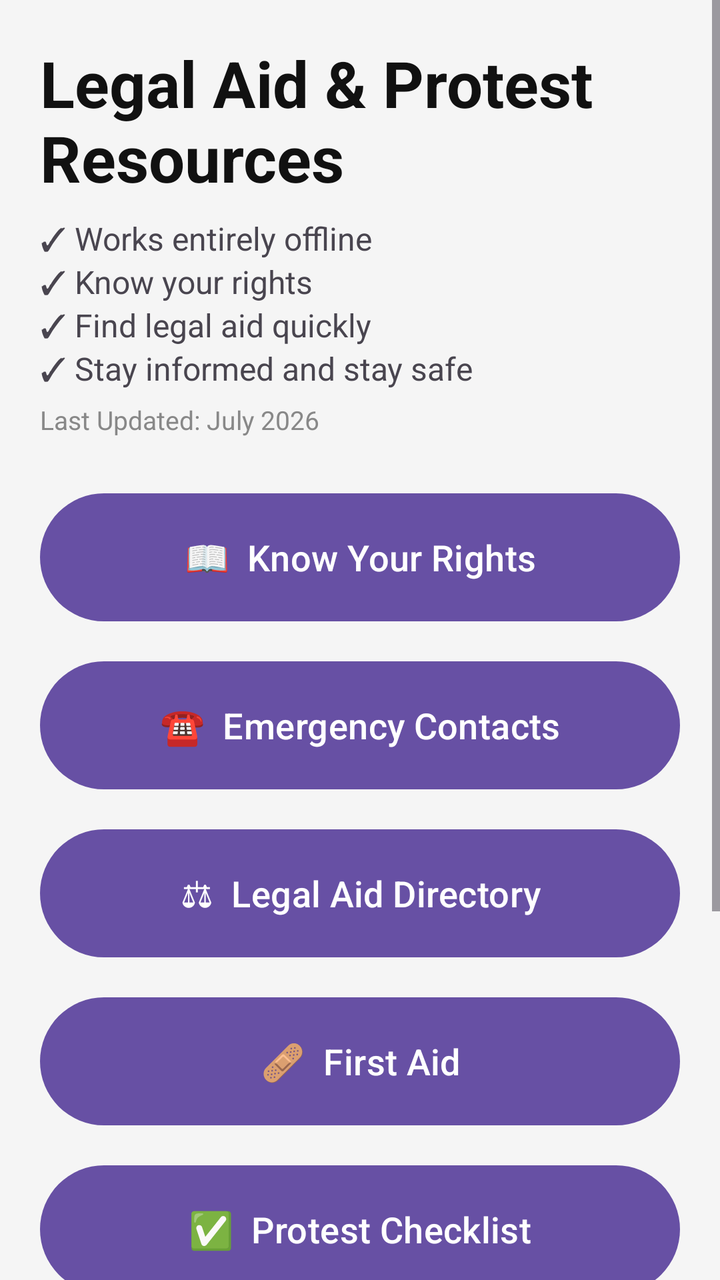
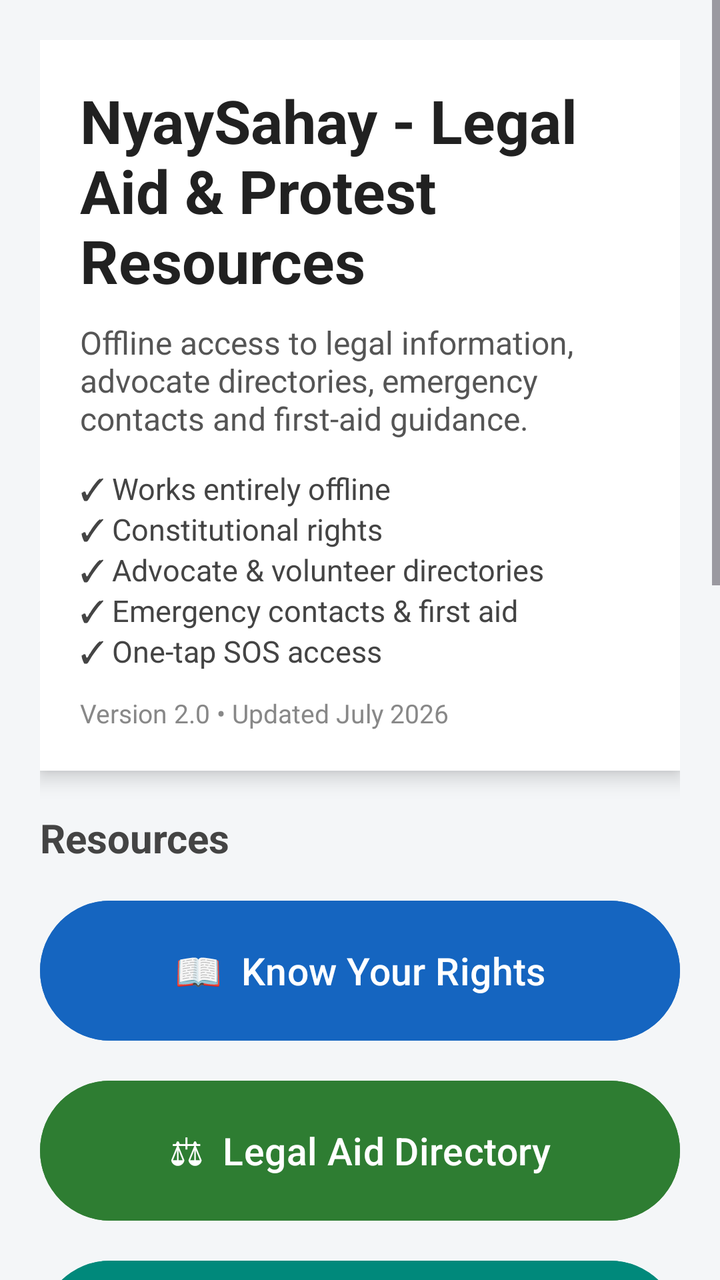

An Android layout rendered at two revisions. The XML below is the earlier revision; the diff shows what the commit changed to produce the second picture.
<!-- AndroidManifest.xml: application theme Theme.ProtestResources -->
<!-- res/layout/activity_main.xml -->
<?xml version="1.0" encoding="utf-8"?>
<ScrollView xmlns:android="http://schemas.android.com/apk/res/android"
    xmlns:app="http://schemas.android.com/apk/res-auto"
    android:id="@+id/main"
    android:layout_width="match_parent"
    android:layout_height="match_parent"
    android:background="#F5F5F5"
    android:fillViewport="true">

    <LinearLayout

        android:layout_width="match_parent"
        android:layout_height="wrap_content"
        android:orientation="vertical"
        android:padding="20dp">

        

        <TextView
            android:layout_width="wrap_content"
            android:layout_height="wrap_content"
            android:text="Legal Aid &amp; Protest Resources"
            android:textStyle="bold"
            android:textSize="32sp"
            android:textColor="#111111"/>
        <TextView
            android:layout_width="wrap_content"
            android:layout_height="wrap_content"
            android:layout_marginTop="8dp"
            android:text="✓ Works entirely offline&#10;✓ Know your rights&#10;✓ Find legal aid quickly&#10;✓ Stay informed and stay safe"
            android:textSize="16sp"/>

        <TextView
            android:layout_width="wrap_content"
            android:layout_height="wrap_content"
            android:text="Last Updated: July 2026"
            android:textColor="#888888"
            android:textSize="13sp"
            android:layout_marginTop="6dp"
            android:layout_marginBottom="24dp"/>

        

        <Button
            android:id="@+id/rightsButton"
            android:layout_width="match_parent"
            android:layout_height="72dp"
            android:text="📖  Know Your Rights"
            android:textAllCaps="false"
            android:textSize="18sp"
            android:layout_marginBottom="12dp"/>

        

        <Button
            android:id="@+id/emergencyButton"
            android:layout_width="match_parent"
            android:layout_height="72dp"
            android:text="☎  Emergency Contacts"
            android:textAllCaps="false"
            android:textSize="18sp"
            android:layout_marginBottom="12dp"/>

        

        <Button
            android:id="@+id/legalButton"
            android:layout_width="match_parent"
            android:layout_height="72dp"
            android:text="⚖  Legal Aid Directory"
            android:textAllCaps="false"
            android:textSize="18sp"
            android:layout_marginBottom="12dp"/>

        

        <Button
            android:id="@+id/firstAidButton"
            android:layout_width="match_parent"
            android:layout_height="72dp"
            android:text="🩹  First Aid"
            android:textAllCaps="false"
            android:textSize="18sp"
            android:layout_marginBottom="12dp"/>

        

        <Button
            android:id="@+id/checklistButton"
            android:layout_width="match_parent"
            android:layout_height="72dp"
            android:text="✅  Protest Checklist"
            android:textAllCaps="false"
            android:textSize="18sp"
            android:layout_marginBottom="28dp"/>

        

        <Button
            android:id="@+id/sosButton"
            android:layout_width="match_parent"
            android:layout_height="72dp"
            android:layout_marginTop="16dp"
            android:layout_marginBottom="12dp"
            android:text="🚨 EMERGENCY SOS (112)"
            android:textAllCaps="false"
            android:textStyle="bold"
            android:textSize="20sp"
            android:textColor="@android:color/white"
            android:backgroundTint="#D32F2F"/>

        <TextView
            android:layout_width="match_parent"
            android:layout_height="wrap_content"
            android:text="Opens your phone dialer with 112 pre-filled."
            android:textAlignment="center"
            android:textColor="#777777"
            android:textSize="13sp"
            android:layout_marginTop="10dp"/>


        <TextView
            android:layout_width="match_parent"
            android:layout_height="wrap_content"
            android:text="This app provides general legal and safety information only. Verify details with qualified legal professionals where possible."
            android:textAlignment="center"
            android:textColor="#999999"
            android:textSize="12sp"
            android:layout_marginTop="28dp"/>

    </LinearLayout>

</ScrollView>
<!-- resources referenced by this layout -->
<resources>
  <style name="Theme.ProtestResources" parent="Base.Theme.ProtestResources" />
  <style name="Base.Theme.ProtestResources" parent="Theme.Material3.DayNight.NoActionBar">
          
          
      </style>
</resources>

<!-- the commit's change to res/layout/activity_main.xml (unified diff, before → after) -->
@@ -1,14 +1,12 @@
 <?xml version="1.0" encoding="utf-8"?>
 <ScrollView xmlns:android="http://schemas.android.com/apk/res/android"
-    xmlns:app="http://schemas.android.com/apk/res-auto"
     android:id="@+id/main"
     android:layout_width="match_parent"
     android:layout_height="match_parent"
-    android:background="#F5F5F5"
+    android:background="#F4F6F8"
     android:fillViewport="true">
 
     <LinearLayout
-
         android:layout_width="match_parent"
         android:layout_height="wrap_content"
         android:orientation="vertical"
@@ -16,117 +14,201 @@
 
         
 
+        <LinearLayout
+            android:layout_width="match_parent"
+            android:layout_height="wrap_content"
+            android:orientation="vertical"
+            android:padding="20dp"
+            android:background="#FFFFFF"
+            android:elevation="6dp"
+            android:layout_marginBottom="20dp">
+
+            <TextView
+                android:layout_width="wrap_content"
+                android:layout_height="wrap_content"
+                android:text="NyaySahay - Legal Aid &amp; Protest Resources"
+                android:textStyle="bold"
+                android:textSize="30sp"
+                android:textColor="#212121"/>
+
+            <TextView
+                android:layout_width="wrap_content"
+                android:layout_height="wrap_content"
+                android:layout_marginTop="10dp"
+                android:text="Offline access to legal information, advocate directories, emergency contacts and first-aid guidance."
+                android:textSize="16sp"
+                android:textColor="#555555"/>
+
+            <TextView
+                android:layout_width="wrap_content"
+                android:layout_height="wrap_content"
+                android:layout_marginTop="14dp"
+                android:text="✓ Works entirely offline&#10;✓ Constitutional rights&#10;✓ Advocate &amp; volunteer directories&#10;✓ Emergency contacts &amp; first aid&#10;✓ One-tap SOS access"
+                android:textSize="15sp"
+                android:textColor="#444444"/>
+
+            <TextView
+                android:layout_width="wrap_content"
+                android:layout_height="wrap_content"
+                android:layout_marginTop="12dp"
+                android:text="Version 2.0 • Updated July 2026"
+                android:textColor="#888888"
+                android:textSize="13sp"/>
+
+        </LinearLayout>
+
+
+        
+
         <TextView
             android:layout_width="wrap_content"
             android:layout_height="wrap_content"
-            android:text="Legal Aid &amp; Protest Resources"
-            android:textStyle="bold"
-            android:textSize="32sp"
-            android:textColor="#111111"/>
-        <TextView
-            android:layout_width="wrap_content"
-            android:layout_height="wrap_content"
-            android:layout_marginTop="8dp"
-            android:text="✓ Works entirely offline&#10;✓ Know your rights&#10;✓ Find legal aid quickly&#10;✓ Stay informed and stay safe"
-            android:textSize="16sp"/>
-
-        <TextView
-            android:layout_width="wrap_content"
-            android:layout_height="wrap_content"
-            android:text="Last Updated: July 2026"
-            android:textColor="#888888"
-            android:textSize="13sp"
-            android:layout_marginTop="6dp"
-            android:layout_marginBottom="24dp"/>
-
-        
-
-        <Button
-            android:id="@+id/rightsButton"
-            android:layout_width="match_parent"
-            android:layout_height="72dp"
-            android:text="📖  Know Your Rights"
-            android:textAllCaps="false"
-            android:textSize="18sp"
-            android:layout_marginBottom="12dp"/>
-
-        
-
-        <Button
-            android:id="@+id/emergencyButton"
-            android:layout_width="match_parent"
-            android:layout_height="72dp"
-            android:text="☎  Emergency Contacts"
-            android:textAllCaps="false"
-            android:textSize="18sp"
-            android:layout_marginBottom="12dp"/>
-
-        
-
-        <Button
-            android:id="@+id/legalButton"
-            android:layout_width="match_parent"
-            android:layout_height="72dp"
-            android:text="⚖  Legal Aid Directory"
-            android:textAllCaps="false"
-            android:textSize="18sp"
-            android:layout_marginBottom="12dp"/>
-
-        
-
-        <Button
-            android:id="@+id/firstAidButton"
-            android:layout_width="match_parent"
-            android:layout_height="72dp"
-            android:text="🩹  First Aid"
-            android:textAllCaps="false"
-            android:textSize="18sp"
-            android:layout_marginBottom="12dp"/>
-
-        
-
-        <Button
-            android:id="@+id/checklistButton"
-            android:layout_width="match_parent"
-            android:layout_height="72dp"
-            android:text="✅  Protest Checklist"
-            android:textAllCaps="false"
-            android:textSize="18sp"
-            android:layout_marginBottom="28dp"/>
-
-        
-
-        <Button
-            android:id="@+id/sosButton"
-            android:layout_width="match_parent"
-            android:layout_height="72dp"
-            android:layout_marginTop="16dp"
-            android:layout_marginBottom="12dp"
-            android:text="🚨 EMERGENCY SOS (112)"
-            android:textAllCaps="false"
+            android:text="Resources"
             android:textStyle="bold"
             android:textSize="20sp"
-            android:textColor="@android:color/white"
-            android:backgroundTint="#D32F2F"/>
+            android:textColor="#444444"
+            android:layout_marginBottom="14dp"/>
+
+
+        <Button
+            android:id="@+id/rightsButton"
+            android:layout_width="match_parent"
+            android:layout_height="78dp"
+            android:text="📖  Know Your Rights"
+            android:textAllCaps="false"
+            android:textSize="19sp"
+            android:textColor="@android:color/white"
+            android:backgroundTint="#1565C0"
+            android:layout_marginBottom="12dp"/>
+
+
+        <Button
+            android:id="@+id/legalButton"
+            android:layout_width="match_parent"
+            android:layout_height="78dp"
+            android:text="⚖  Legal Aid Directory"
+            android:textAllCaps="false"
+            android:textSize="19sp"
+            android:textColor="@android:color/white"
+            android:backgroundTint="#2E7D32"
+            android:layout_marginBottom="12dp"/>
+
+
+        <Button
+            android:id="@+id/volunteerButton"
+            android:layout_width="match_parent"
+            android:layout_height="78dp"
+            android:text="🤝  Legal Volunteers"
+            android:textAllCaps="false"
+            android:textSize="19sp"
+            android:textColor="@android:color/white"
+            android:backgroundTint="#00897B"
+            android:layout_marginBottom="12dp"/>
+        <Button
+            android:id="@+id/medicalButton"
+            android:layout_width="match_parent"
+            android:layout_height="72dp"
+            android:text="🩺 Medical Volunteers"
+            android:textAllCaps="false"
+            android:textSize="18sp"
+            android:layout_marginBottom="12dp"/>
+
+
+        <Button
+            android:id="@+id/emergencyButton"
+            android:layout_width="match_parent"
+            android:layout_height="78dp"
+            android:text="☎  Emergency Contacts"
+            android:textAllCaps="false"
+            android:textSize="19sp"
+            android:textColor="@android:color/white"
+            android:backgroundTint="#6A1B9A"
+            android:layout_marginBottom="12dp"/>
+
+
+        <Button
+            android:id="@+id/firstAidButton"
+            android:layout_width="match_parent"
+            android:layout_height="78dp"
+            android:text="🩹  First Aid"
+            android:textAllCaps="false"
+            android:textSize="19sp"
+            android:textColor="@android:color/white"
+            android:backgroundTint="#EF6C00"
+            android:layout_marginBottom="12dp"/>
+
+
+        <Button
+            android:id="@+id/checklistButton"
+            android:layout_width="match_parent"
+            android:layout_height="78dp"
+            android:text="✅  Protest Checklist"
+            android:textAllCaps="false"
+            android:textSize="19sp"
+            android:textColor="@android:color/white"
+            android:backgroundTint="#455A64"
+            android:layout_marginBottom="22dp"/>
+
+
+        
+
+        <LinearLayout
+            android:layout_width="match_parent"
+            android:layout_height="wrap_content"
+            android:background="#FFEBEE"
+            android:orientation="vertical"
+            android:padding="16dp"
+            android:layout_marginBottom="24dp">
+
+            <Button
+                android:id="@+id/sosButton"
+                android:layout_width="match_parent"
+                android:layout_height="80dp"
+                android:text="🚨 EMERGENCY SOS (112)"
+                android:textAllCaps="false"
+                android:textStyle="bold"
+                android:textSize="21sp"
+                android:textColor="@android:color/white"
+                android:backgroundTint="#C62828"/>
+
+            <TextView
+                android:layout_width="match_parent"
+                android:layout_height="wrap_content"
+                android:layout_marginTop="10dp"
+                android:gravity="center"
+                android:text="Opens your phone dialer with India's national emergency number (112)."
+                android:textColor="#555555"
+                android:textSize="14sp"/>
+
+        </LinearLayout>
+
+
+        
+
+        <View
+            android:layout_width="match_parent"
+            android:layout_height="1dp"
+            android:background="#DDDDDD"
+            android:layout_marginBottom="18dp"/>
 
         <TextView
             android:layout_width="match_parent"
             android:layout_height="wrap_content"
-            android:text="Opens your phone dialer with 112 pre-filled."
+            android:text="Legal Aid &amp; Protest Resources • Version 2.0"
             android:textAlignment="center"
-            android:textColor="#777777"
-            android:textSize="13sp"
-            android:layout_marginTop="10dp"/>
-
+            android:textStyle="bold"
+            android:textSize="14sp"
+            android:textColor="#666666"/>
 
         <TextView
             android:layout_width="match_parent"
             android:layout_height="wrap_content"
-            android:text="This app provides general legal and safety information only. Verify details with qualified legal professionals where possible."
+            android:text="This application provides general legal and safety information. It should not be considered legal advice. Please verify information with qualified legal professionals where possible."
             android:textAlignment="center"
             android:textColor="#999999"
             android:textSize="12sp"
-            android:layout_marginTop="28dp"/>
+            android:layout_marginTop="10dp"
+            android:layout_marginBottom="12dp"/>
 
     </LinearLayout>
 
